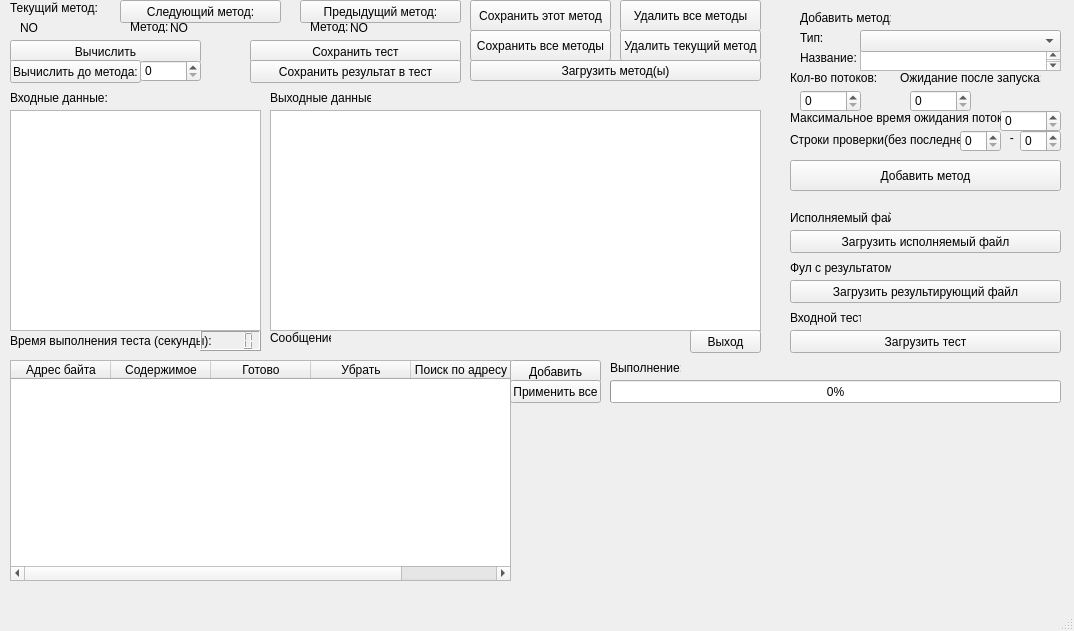
Qt form design.ui (AZch/Data-decryption-system) before a commit.
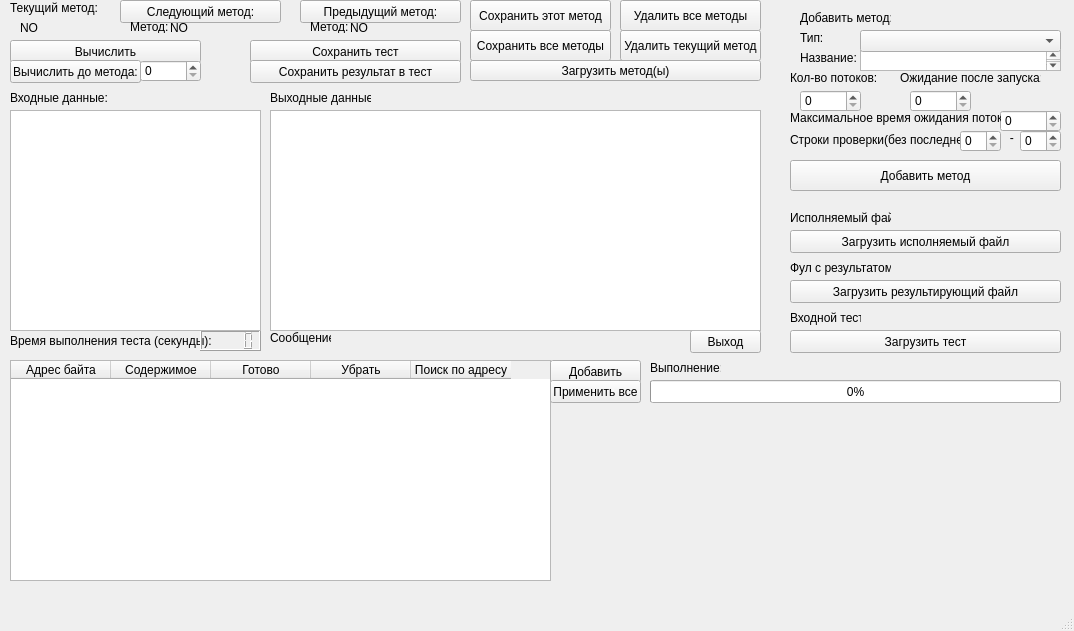
The same form after that commit.

Patch:
```diff
--- a/design.ui
+++ b/design.ui
@@ -693,7 +693,7 @@
      <rect>
       <x>10</x>
       <y>360</y>
-      <width>501</width>
+      <width>541</width>
       <height>221</height>
      </rect>
     </property>
@@ -726,7 +726,7 @@
    <widget class="QPushButton" name="btnAddStrEditTest">
     <property name="geometry">
      <rect>
-      <x>510</x>
+      <x>550</x>
       <y>360</y>
       <width>91</width>
       <height>23</height>
@@ -739,9 +739,9 @@
    <widget class="QProgressBar" name="prgExec">
     <property name="geometry">
      <rect>
-      <x>610</x>
+      <x>650</x>
       <y>380</y>
-      <width>451</width>
+      <width>411</width>
       <height>23</height>
      </rect>
     </property>
@@ -752,7 +752,7 @@
    <widget class="QPushButton" name="pushButton_4">
     <property name="geometry">
      <rect>
-      <x>510</x>
+      <x>550</x>
       <y>380</y>
       <width>91</width>
       <height>23</height>
@@ -765,7 +765,7 @@
    <widget class="QLabel" name="label_19">
     <property name="geometry">
      <rect>
-      <x>610</x>
+      <x>650</x>
       <y>360</y>
       <width>71</width>
       <height>16</height>
@@ -778,9 +778,9 @@
    <widget class="QLabel" name="lblExecuteProc">
     <property name="geometry">
      <rect>
-      <x>690</x>
+      <x>720</x>
       <y>360</y>
-      <width>371</width>
+      <width>341</width>
       <height>16</height>
      </rect>
     </property>
```
